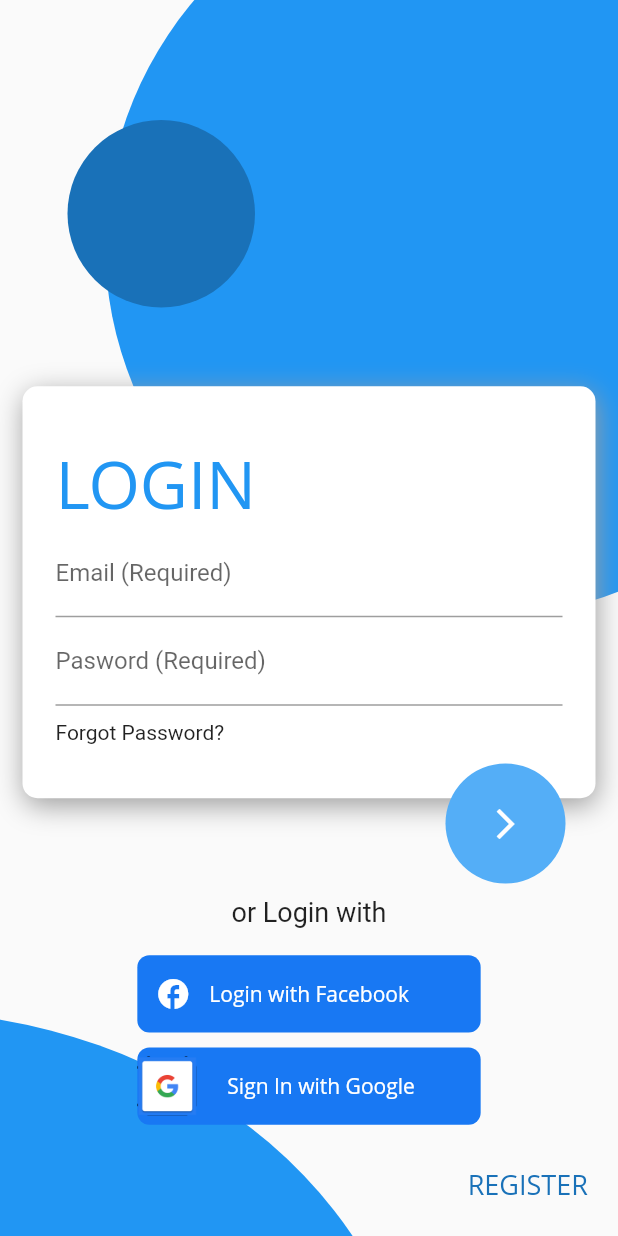
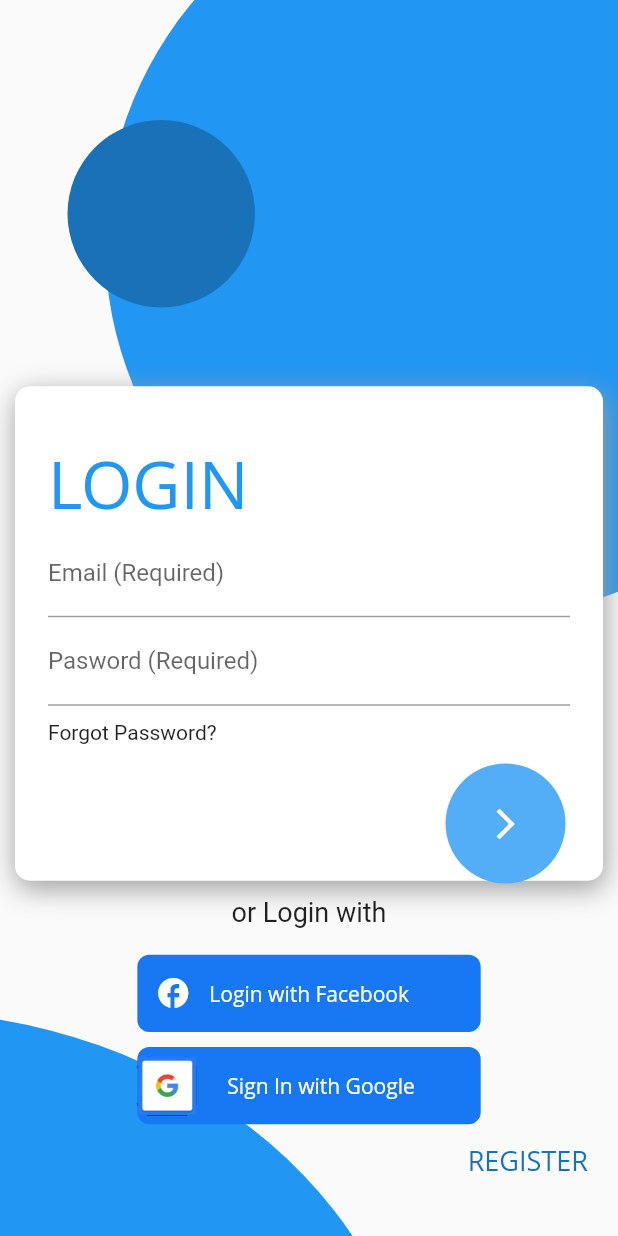
Before and after one commit to navaneethku/photos-api, a Flutter app: the screen it shows after launch, on a phone screen of 412 x 824 dp. Run offline on Flutter 3.47's test engine with Material 2 defaults, Android fonts, the light colour scheme and no system bars; our stand-ins replace get; Roboto replaces fonts that are missing (Open Sans).

Commit message:
making the button position responsive

```diff
--- a/navaneeth_app/lib/app/modules/Register/views/register_view.dart
+++ b/navaneeth_app/lib/app/modules/Register/views/register_view.dart
@@ -68,8 +68,8 @@ class RegisterView extends GetView<RegisterController> {
                           width: width - 50,
                         ),
                         Container(
-                          width: width - 30,
-                          height: height / 3,
+                          width: width - 20,
+                          height: height / 2.5,
                           padding: EdgeInsets.fromLTRB(10, 20, 10, 10),
                           decoration: BoxDecoration(
                               boxShadow: [
@@ -119,20 +119,18 @@ class RegisterView extends GetView<RegisterController> {
                                     "Forgot Password?",
                                     textAlign: TextAlign.left,
                                   ),
-                                ), // Container(child: Text("HEllo")),
+                                ),
+                                // Container(child: Text("HEllo")),
                               ],
                             )),
                           ),
                         ),
                         Container(
-                          height: height / 3.5,
+                          height: height / 5,
                           width: width,
                           child: Column(
                               mainAxisAlignment: MainAxisAlignment.center,
                               children: [
-                                SizedBox(
-                                  height: 40,
-                                ),
                                 Padding(
                                   padding: const EdgeInsets.all(8.0),
                                   child: Text(
```
